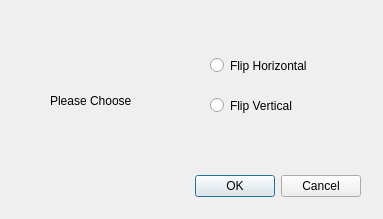
Before: the Qt Designer form flipdialog.ui in MoEhab27/BabyPhotoshop, drawn with Qt 5.
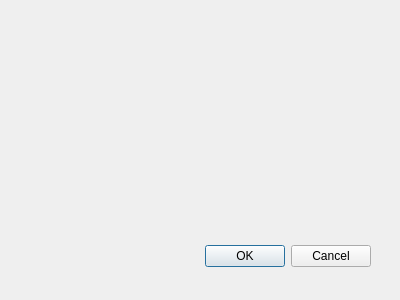
After: the same form once the commit is applied.

Diff of the .ui file:
```diff
--- a/flipdialog.ui
+++ b/flipdialog.ui
@@ -6,8 +6,8 @@
    <rect>
     <x>0</x>
     <y>0</y>
-    <width>383</width>
-    <height>219</height>
+    <width>400</width>
+    <height>300</height>
    </rect>
   </property>
   <property name="windowTitle">
@@ -16,8 +16,8 @@
   <widget class="QDialogButtonBox" name="buttonBox">
    <property name="geometry">
     <rect>
-     <x>20</x>
-     <y>170</y>
+     <x>30</x>
+     <y>240</y>
      <width>341</width>
      <height>32</height>
     </rect>
@@ -29,45 +29,6 @@
     <set>QDialogButtonBox::Cancel|QDialogButtonBox::Ok</set>
    </property>
   </widget>
-  <widget class="QRadioButton" name="flipV">
-   <property name="geometry">
-    <rect>
-     <x>210</x>
-     <y>90</y>
-     <width>131</width>
-     <height>31</height>
-    </rect>
-   </property>
-   <property name="text">
-    <string>Flip Vertical</string>
-   </property>
-  </widget>
-  <widget class="QRadioButton" name="flipH">
-   <property name="geometry">
-    <rect>
-     <x>210</x>
-     <y>50</y>
-     <width>131</width>
-     <height>31</height>
-    </rect>
-   </property>
-   <property name="text">
-    <string>Flip Horizontal</string>
-   </property>
-  </widget>
-  <widget class="QLabel" name="label">
-   <property name="geometry">
-    <rect>
-     <x>50</x>
-     <y>40</y>
-     <width>111</width>
-     <height>121</height>
-    </rect>
-   </property>
-   <property name="text">
-    <string>Please Choose </string>
-   </property>
-  </widget>
  </widget>
  <resources/>
  <connections>
```
Left out of the diff: 15 changed lines with no effect on the pictures.
